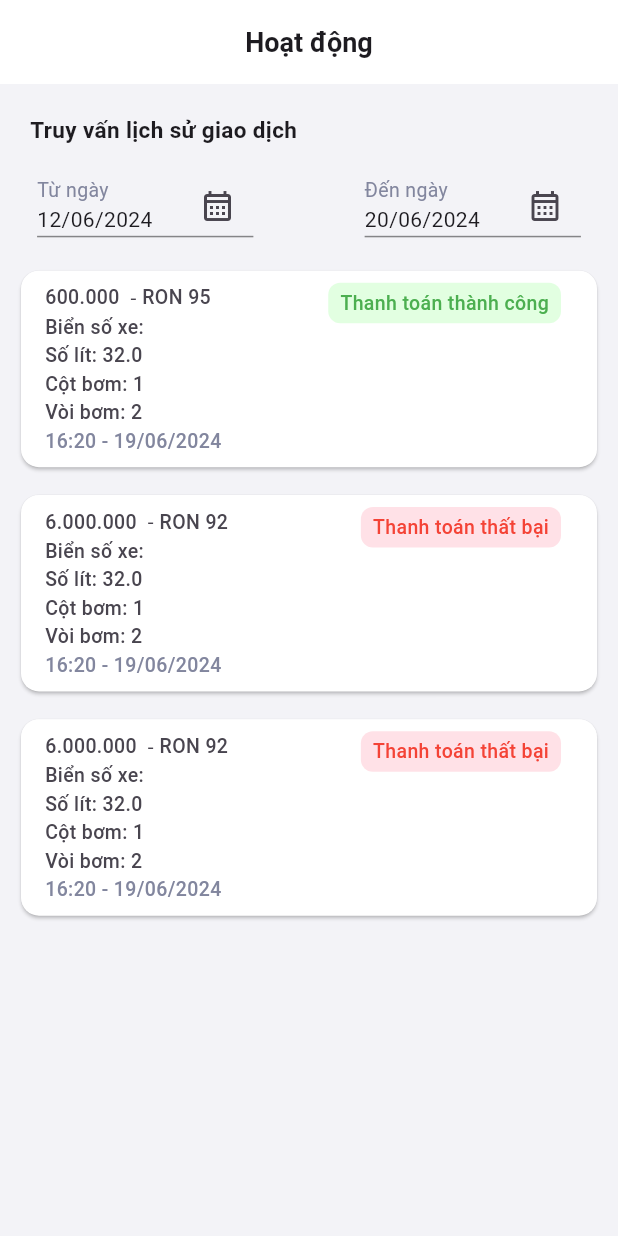
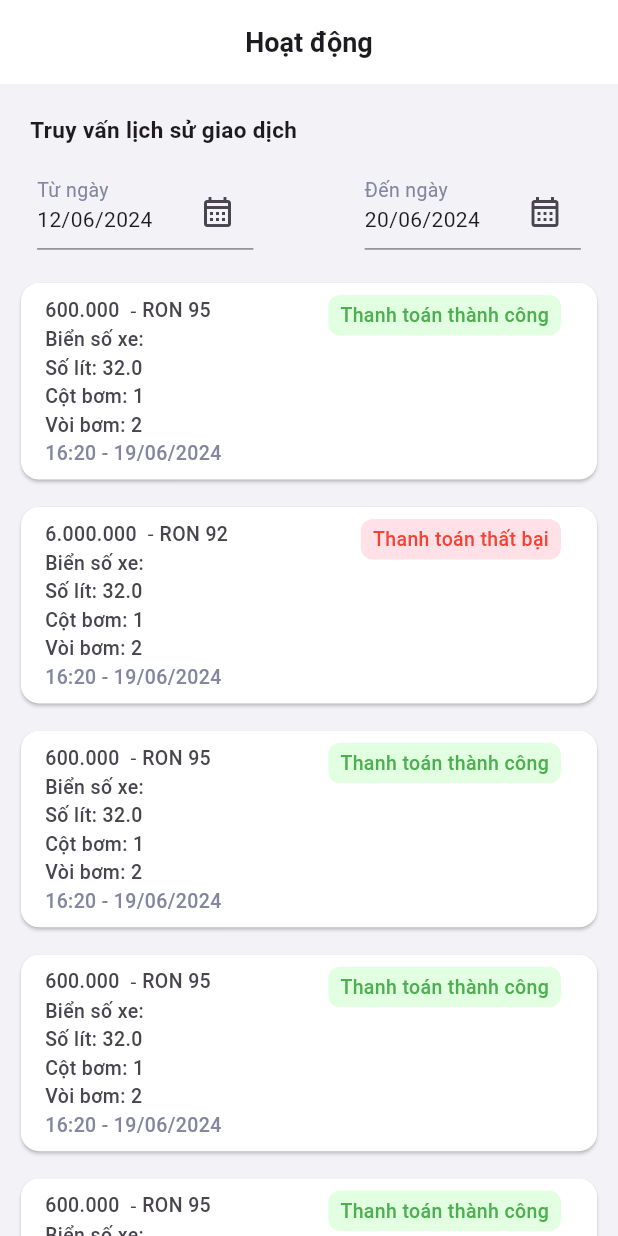
Before and after one commit to mobilenabit/driver_app, a Flutter app: the HistoryScreen screen opened directly with empty values, on a phone screen of 412 x 824 dp. Run offline on Flutter 3.47's test engine with Material 3 defaults, Android fonts, the phone set to English and light mode, and no system bars; our stand-ins replace dio, fl_chart, flutter_otp_text_field, flutter_secure_storage, flutter_svg, fluttertoast and 2 more; missing offline and left inert: conditional_wrap, crclib, mobile_scanner, qr_scanner_overlay; accounts and stored records are empty.

```diff
--- a/lib/components/user_info_card.dart
+++ b/lib/components/user_info_card.dart
@@ -1,5 +1,4 @@
 import "package:flutter/material.dart";
-import "package:flutter_svg/flutter_svg.dart";
 import "package:intl/intl.dart";
 
 class UserInfoCard extends StatelessWidget {
--- a/lib/main.dart
+++ b/lib/main.dart
@@ -1,5 +1,3 @@
-import 'package:driver_app/screens/home.dart';
-import 'package:driver_app/screens/info.dart';
 import 'package:driver_app/screens/login.dart';
 import 'package:flutter/material.dart';
 import 'package:flutter_localizations/flutter_localizations.dart';
--- a/lib/screens/history.dart
+++ b/lib/screens/history.dart
@@ -32,7 +32,7 @@ class _HistoryScreenState extends State<HistoryScreen> {
         amount: 32,
         pump: 1,
         pumpLog: 2,
-        dateTime: '16:20 - 19/06/2024',
+        dateTime: '16:20 - 1/06/2024',
         status: 'Thanh toán thất bại',
         money: 6000000,
         fuel: 'RON 92',
@@ -46,6 +46,36 @@ class _HistoryScreenState extends State<HistoryScreen> {
         status: 'Thanh toán thất bại',
         money: 6000000,
         fuel: 'RON 92',
+      ),
+      History(
+        numberLicense: widget.selectedLicensePlate,
+        amount: 32,
+        pump: 1,
+        pumpLog: 2,
+        dateTime: '16:20 - 19/06/2024',
+        status: 'Thanh toán thành công',
+        money: 600000,
+        fuel: 'RON 95',
+      ),
+      History(
+        numberLicense: widget.selectedLicensePlate,
+        amount: 32,
+        pump: 1,
+        pumpLog: 2,
+        dateTime: '16:20 - 19/06/2024',
+        status: 'Thanh toán thành công',
+        money: 600000,
+        fuel: 'RON 95',
+      ),
+      History(
+        numberLicense: widget.selectedLicensePlate,
+        amount: 32,
+        pump: 1,
+        pumpLog: 2,
+        dateTime: '16:20 - 19/06/2024',
+        status: 'Thanh toán thành công',
+        money: 600000,
+        fuel: 'RON 95',
       ),
     ];
   }
@@ -118,7 +148,7 @@ class _HistoryScreenState extends State<HistoryScreen> {
             children: [
               Container(
                 width: size.width * 0.35,
-                height: size.height * 0.05,
+                height: size.height * 0.06,
                 decoration: const BoxDecoration(
                   border: Border(
                     bottom: BorderSide(
@@ -156,7 +186,7 @@ class _HistoryScreenState extends State<HistoryScreen> {
               ),
               Container(
                 width: size.width * 0.35,
-                height: size.height * 0.05,
+                height: size.height * 0.06,
                 decoration: const BoxDecoration(
                   border: Border(
                     bottom: BorderSide(
@@ -204,7 +234,7 @@ class _HistoryScreenState extends State<HistoryScreen> {
                     top: 10,
                     left: 10,
                     right: 10,
-                    bottom: 0.5,
+                    bottom: 0.25,
                   ),
                   child: Card(
                     color: Colors.white,
--- a/lib/screens/info.dart
+++ b/lib/screens/info.dart
@@ -124,14 +124,13 @@ class _InfoScreenState extends State<InfoScreen> {
                     ),
                   ),
                   GridView.builder(
-                    physics: const NeverScrollableScrollPhysics(),
                     shrinkWrap:
                         true, // This is needed to avoid layout issues with GridView inside SingleChildScrollView
                     itemCount: _item(context).length,
                     gridDelegate: SliverGridDelegateWithFixedCrossAxisCount(
                       crossAxisCount: 2,
-                      mainAxisSpacing: size.width * 0.005,
-                      crossAxisSpacing: size.height * 0.005,
+                      mainAxisSpacing: size.width * 0.001,
+                      crossAxisSpacing: size.height * 0.001,
                     ),
                     itemBuilder: (context, index) {
                       final item = _item(context)[index];
--- a/lib/screens/license_plate.dart
+++ b/lib/screens/license_plate.dart
@@ -97,8 +97,10 @@ class _LicensePlateScreenState extends State<LicensePlateScreen> {
                     Navigator.push(
                       context,
                       MaterialPageRoute(
-                        builder: (context) =>
-                            HomeScreen(selectedLicensePlate: licensePlate),
+                        builder: (context) => HomeScreen(
+                          selectedLicensePlate: licensePlate,
+
+                        ),
                       ),
                     );
                   },
```
Also changed, not shown: lib/screens/home.dart (+76 -37 lines), lib/screens/statistics.dart (+30 -11 lines), assets/icons/history.svg (added), assets/icons/history_yellow.svg (added), assets/icons/home.svg, assets/icons/home_yellow.svg (added).
